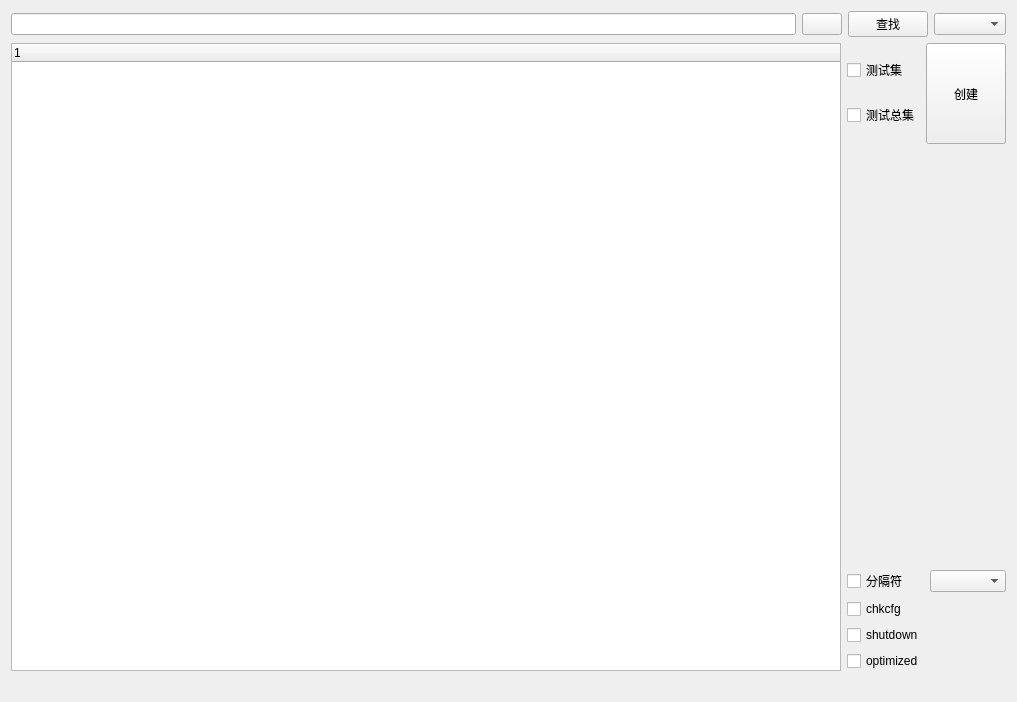
The window that testsuite.ui (SakuraMYK/AutoMationTools) describes before a commit, drawn with Qt 5.
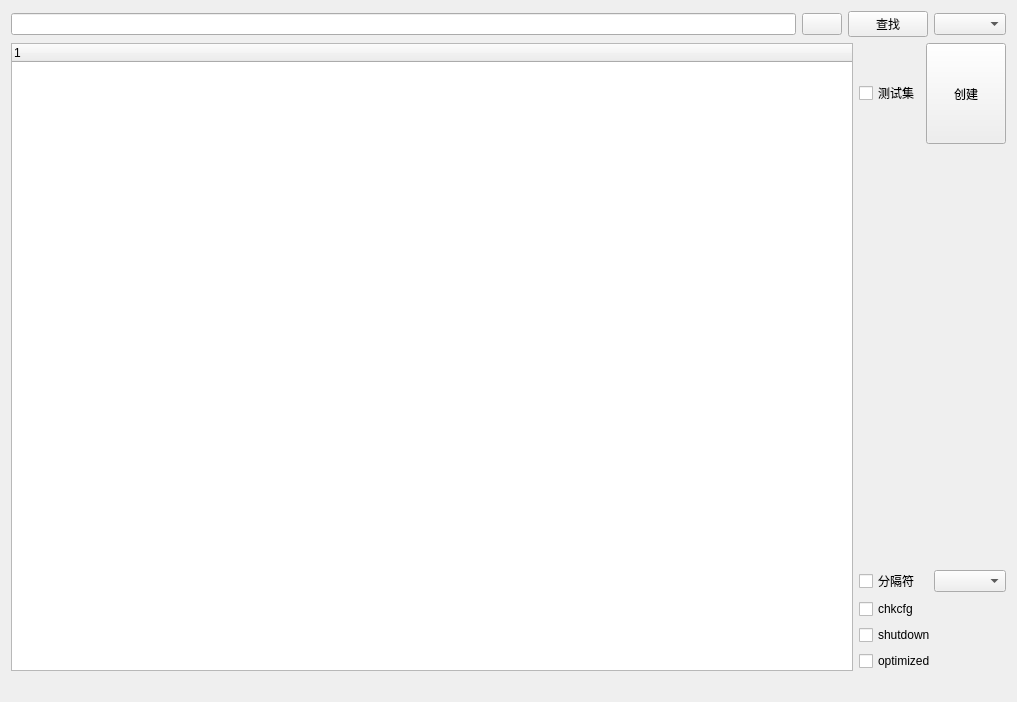
The same window after the commit. Icons and pictures are not drawn.

Commit message: 添加导出excel功能、分开了总集和单个集的功能

The edit to the form file:
```diff
--- a/testsuite.ui
+++ b/testsuite.ui
@@ -64,13 +64,6 @@
                </property>
               </widget>
              </item>
-             <item>
-              <widget class="QCheckBox" name="checkBox_TotalTestSuite">
-               <property name="text">
-                <string>测试总集</string>
-               </property>
-              </widget>
-             </item>
             </layout>
            </item>
            <item>
```
Left out of the diff: 22 changed lines with no effect on the pictures. The commit also changes 13 other files.
